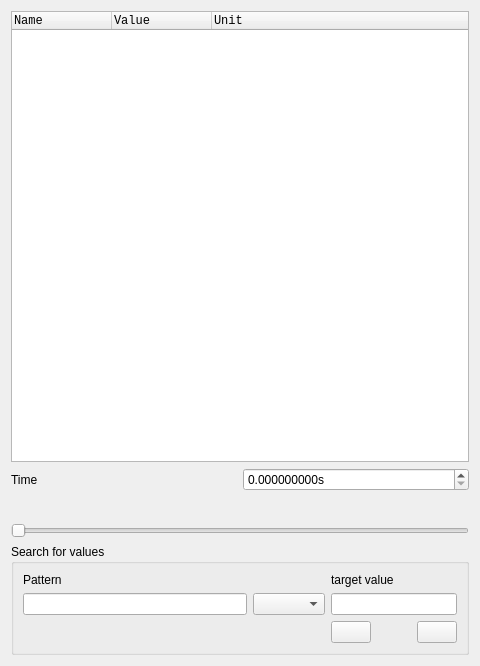
Qt form asammdf/gui/ui/numeric.ui (danielhrisca/asammdf) before a commit.
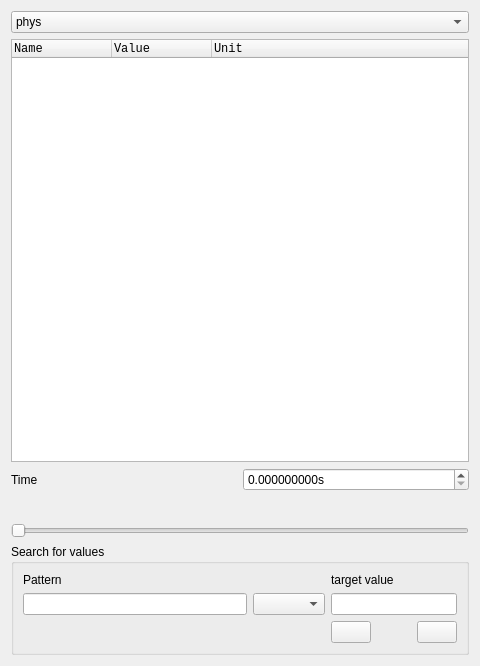
The same form after that commit. Icons and pictures are not drawn. Custom widgets are drawn as their Qt base class.

Commit message: add integer format mode combo box to Numeric and Tabular

```diff
--- a/asammdf/gui/ui/numeric.ui
+++ b/asammdf/gui/ui/numeric.ui
@@ -13,7 +13,26 @@
   <property name="windowTitle">
    <string>Form</string>
   </property>
-  <layout class="QVBoxLayout" name="verticalLayout" stretch="1,0,0,0,0">
+  <layout class="QVBoxLayout" name="verticalLayout" stretch="0,1,0,0,0,0">
+   <item>
+    <widget class="QComboBox" name="format_selection">
+     <item>
+      <property name="text">
+       <string>phys</string>
+      </property>
+     </item>
+     <item>
+      <property name="text">
+       <string>hex</string>
+      </property>
+     </item>
+     <item>
+      <property name="text">
+       <string>bin</string>
+      </property>
+     </item>
+    </widget>
+   </item>
    <item>
     <widget class="NumericTreeWidget" name="channels">
      <property name="font">
```
The commit also changes 9 other files.
